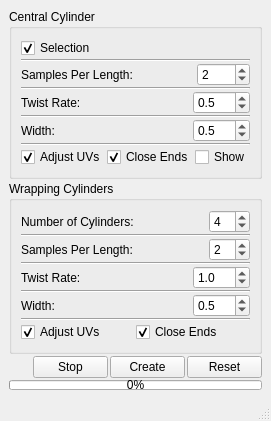
iceanimations/generalizedCylinder, file ui/window2.ui: the form before one commit.
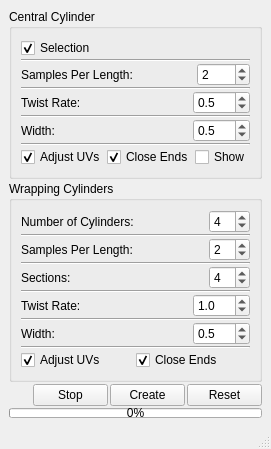
The form after the commit.

Commit message: interface2.py and window2.ui are ready

```diff
--- a/ui/window2.ui
+++ b/ui/window2.ui
@@ -312,6 +312,47 @@
          </item>
         </layout>
        </item>
+       <item>
+        <widget class="Line" name="line_9">
+         <property name="orientation">
+          <enum>Qt::Horizontal</enum>
+         </property>
+        </widget>
+       </item>
+       <item>
+        <layout class="QHBoxLayout" name="horizontalLayout_11">
+         <item>
+          <widget class="QLabel" name="label_8">
+           <property name="text">
+            <string>Sections:</string>
+           </property>
+          </widget>
+         </item>
+         <item>
+          <spacer name="horizontalSpacer_9">
+           <property name="orientation">
+            <enum>Qt::Horizontal</enum>
+           </property>
+           <property name="sizeHint" stdset="0">
+            <size>
+             <width>40</width>
+             <height>20</height>
+            </size>
+           </property>
+          </spacer>
+         </item>
+         <item>
+          <widget class="QSpinBox" name="sectionsBox">
+           <property name="minimum">
+            <number>3</number>
+           </property>
+           <property name="value">
+            <number>4</number>
+           </property>
+          </widget>
+         </item>
+        </layout>
+       </item>
        <item>
         <widget class="Line" name="line_5">
          <property name="orientation">
```
The commit also changes 2 other files.
